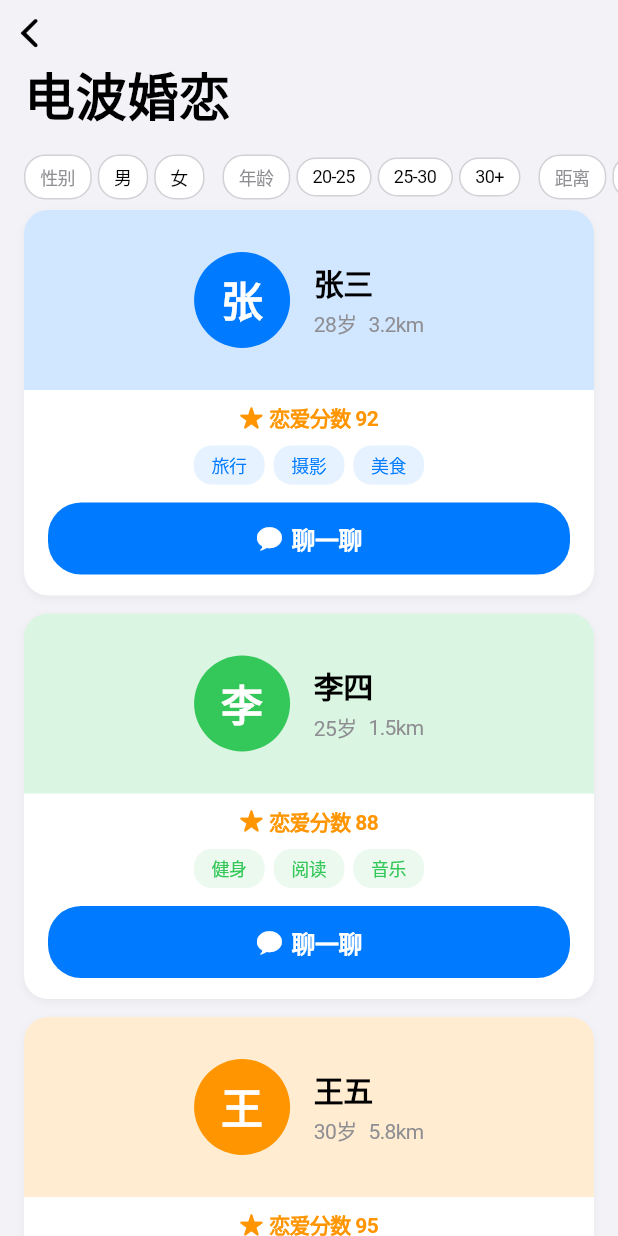
After one commit to mrxiayi2023-alt/dochatapp, a Flutter app: the DatingPage screen opened directly, on a phone screen of 412 x 824 dp. The commit adds this screen. Run offline on Flutter 3.47's test engine with Material 3 defaults, Android fonts, the phone set to English and light mode, and no system bars; our stand-ins replace dio, flutter_riverpod, shared_preferences; missing offline and left inert: flutter_webrtc, tencent_cloud_chat_sdk; accounts and stored records are empty.

Commit message:
新增电波婚恋模块：用户卡片+筛选+详情页+恋爱分数

```diff
--- /dev/null
+++ b/lib/pages/dating_page.dart
@@ -0,0 +1,277 @@
+import 'package:flutter/cupertino.dart';
+import 'dating_profile_page.dart';
+
+class DatingUser {
+  final String name;
+  final int age;
+  final double distance;
+  final int score;
+  final List<String> tags;
+  final String intro;
+  final Color color;
+
+  const DatingUser({
+    required this.name,
+    required this.age,
+    required this.distance,
+    required this.score,
+    required this.tags,
+    required this.intro,
+    required this.color,
+  });
+
+  String get initial => name.characters.first;
+}
+
+const _demoUsers = [
+  DatingUser(name: '张三', age: 28, distance: 3.2, score: 92, tags: ['旅行', '摄影', '美食'], intro: '热爱生活，喜欢探索世界。希望找到志同道合的你，一起看遍世间美景。', color: CupertinoColors.systemBlue),
+  DatingUser(name: '李四', age: 25, distance: 1.5, score: 88, tags: ['健身', '阅读', '音乐'], intro: '每天坚持健身，闲暇时喜欢读书听音乐。期待遇见有趣的灵魂。', color: CupertinoColors.systemGreen),
+  DatingUser(name: '王五', age: 30, distance: 5.8, score: 95, tags: ['户外', '登山', '露营'], intro: '户外运动爱好者，攀登过十座雪山。希望找到同样热爱自然的你。', color: CupertinoColors.systemOrange),
+  DatingUser(name: '赵六', age: 26, distance: 2.1, score: 85, tags: ['电影', '美食', '宠物'], intro: '有一只可爱的金毛，周末喜欢看电影和探店。期待与你分享快乐。', color: CupertinoColors.systemPurple),
+  DatingUser(name: '钱七', age: 29, distance: 4.3, score: 90, tags: ['运动', '游泳', '篮球'], intro: '运动达人，每周三次健身两次游泳。希望找到一起运动的伙伴。', color: CupertinoColors.systemPink),
+  DatingUser(name: '孙八', age: 27, distance: 6.7, score: 87, tags: ['旅行', '画画', '瑜伽'], intro: '文艺青年一枚，喜欢画画和瑜伽。旅行是生活中不可或缺的部分。', color: CupertinoColors.systemTeal),
+];
+
+class DatingPage extends StatefulWidget {
+  const DatingPage({super.key});
+  @override
+  State<DatingPage> createState() => _DatingPageState();
+}
+
+class _DatingPageState extends State<DatingPage> {
+  String _selectedGender = '';
+  String _selectedAge = '';
+  String _selectedDistance = '';
+
+  List<DatingUser> get _filtered {
+    var list = _demoUsers;
+    if (_selectedAge == '20-25') list = list.where((u) => u.age >= 20 && u.age <= 25).toList();
+    if (_selectedAge == '25-30') list = list.where((u) => u.age > 25 && u.age <= 30).toList();
+    if (_selectedAge == '30+') list = list.where((u) => u.age > 30).toList();
+    if (_selectedDistance == '1km内') list = list.where((u) => u.distance <= 1).toList();
+    if (_selectedDistance == '3km内') list = list.where((u) => u.distance <= 3).toList();
+    if (_selectedDistance == '5km内') list = list.where((u) => u.distance <= 5).toList();
+    if (_selectedDistance == '不限') {}
+    return list;
+  }
+
+  @override
+  Widget build(BuildContext context) {
+    return CupertinoPageScaffold(
+      backgroundColor: const Color(0xFFF2F2F7),
+      child: CustomScrollView(
+        slivers: [
+          CupertinoSliverNavigationBar(
+            largeTitle: const Text('电波婚恋'),
+          ),
+          SliverToBoxAdapter(child: _buildFilterBar()),
+          SliverList(
+            delegate: SliverChildBuilderDelegate(
+              (context, index) => _buildUserCard(_filtered[index]),
+              childCount: _filtered.length,
+            ),
+          ),
+          const SliverToBoxAdapter(child: SizedBox(height: 20)),
+        ],
+      ),
+    );
+  }
+
+  Widget _buildFilterBar() {
+    final genders = ['', '男', '女'];
+    final ages = ['', '20-25', '25-30', '30+'];
+    final distances = ['', '1km内', '3km内', '5km内', '不限'];
+    return SizedBox(
+      height: 44,
+      child: ListView(
+        scrollDirection: Axis.horizontal,
+        padding: const EdgeInsets.symmetric(horizontal: 16),
+        children: [
+          _buildChipGroup('性别', genders, _selectedGender, (v) => setState(() => _selectedGender = v)),
+          const SizedBox(width: 8),
+          _buildChipGroup('年龄', ages, _selectedAge, (v) => setState(() => _selectedAge = v)),
+          const SizedBox(width: 8),
+          _buildChipGroup('距离', distances, _selectedDistance, (v) => setState(() => _selectedDistance = v)),
+        ],
+      ),
+    );
+  }
+
+  Widget _buildChipGroup(String label, List<String> options, String selected, ValueChanged<String> onSelect) {
+    return Row(
+      mainAxisSize: MainAxisSize.min,
+      children: [
+        Container(
+          padding: const EdgeInsets.symmetric(horizontal: 10, vertical: 5),
+          decoration: BoxDecoration(
+            color: CupertinoColors.white,
+            borderRadius: BorderRadius.circular(14),
+            border: Border.all(color: CupertinoColors.systemGrey4),
+          ),
+          child: Text(label, style: const TextStyle(fontSize: 12, color: CupertinoColors.systemGrey)),
+        ),
+        const SizedBox(width: 4),
+        ...options.where((o) => o.isNotEmpty).map((o) => Padding(
+          padding: const EdgeInsets.only(right: 4),
+          child: GestureDetector(
+            onTap: () => onSelect(selected == o ? '' : o),
+            child: Container(
+              padding: const EdgeInsets.symmetric(horizontal: 10, vertical: 5),
+              decoration: BoxDecoration(
+                color: selected == o ? CupertinoColors.activeBlue : CupertinoColors.white,
+                borderRadius: BorderRadius.circular(14),
+                border: Border.all(
+                  color: selected == o ? CupertinoColors.activeBlue : CupertinoColors.systemGrey4,
+                ),
+              ),
+              child: Text(
+                o,
+                style: TextStyle(
+                  fontSize: 12,
+                  color: selected == o ? CupertinoColors.white : CupertinoColors.black,
+                ),
+              ),
+            ),
+          ),
+        )),
+      ],
+    );
+  }
+
+  Widget _buildUserCard(DatingUser user) {
+    return GestureDetector(
+      onTap: () => Navigator.of(context).push(
+        CupertinoPageRoute(builder: (_) => DatingProfilePage(user: user)),
+      ),
+      child: Container(
+        margin: const EdgeInsets.fromLTRB(16, 0, 16, 12),
+        decoration: BoxDecoration(
+          color: CupertinoColors.white,
+          borderRadius: BorderRadius.circular(16),
+          boxShadow: [
+            BoxShadow(
+              color: CupertinoColors.systemGrey4.withValues(alpha: 0.35),
+              blurRadius: 4,
+              offset: const Offset(0, 2),
+            ),
+          ],
+        ),
+        child: Column(
+          children: [
+            // Avatar area
+            Container(
+              height: 120,
+              decoration: BoxDecoration(
+                color: user.color.withValues(alpha: 0.18),
+                borderRadius: const BorderRadius.vertical(top: Radius.circular(16)),
+              ),
+              alignment: Alignment.center,
+              child: Row(
+                mainAxisAlignment: MainAxisAlignment.center,
+                children: [
+                  Container(
+                    width: 64,
+                    height: 64,
+                    decoration: BoxDecoration(
+                      color: user.color,
+                      shape: BoxShape.circle,
+                    ),
+                    alignment: Alignment.center,
+                    child: Text(
+                      user.initial,
+                      style: const TextStyle(color: CupertinoColors.white, fontSize: 28, fontWeight: FontWeight.w700),
+                    ),
+                  ),
+                  const SizedBox(width: 16),
+                  Column(
+                    mainAxisSize: MainAxisSize.min,
+                    crossAxisAlignment: CrossAxisAlignment.start,
+                    children: [
+                      Text(user.name, style: const TextStyle(fontSize: 20, fontWeight: FontWeight.w700)),
+                      const SizedBox(height: 2),
+                      Row(
+                        children: [
+                          Text('${user.age}岁', style: const TextStyle(fontSize: 14, color: CupertinoColors.systemGrey)),
+                          const SizedBox(width: 8),
+                          Text('${user.distance}km', style: const TextStyle(fontSize: 14, color: CupertinoColors.systemGrey)),
+                        ],
+                      ),
+                    ],
+                  ),
+                ],
+              ),
+            ),
+            // Score
+            Padding(
+              padding: const EdgeInsets.symmetric(horizontal: 16, vertical: 8),
+              child: Row(
+                mainAxisAlignment: MainAxisAlignment.center,
+                children: [
+                  const Icon(CupertinoIcons.star_fill, size: 16, color: CupertinoColors.systemOrange),
+                  const SizedBox(width: 4),
+                  Text(
+                    '恋爱分数 ${user.score}',
+                    style: const TextStyle(fontSize: 14, fontWeight: FontWeight.w600, color: CupertinoColors.systemOrange),
+                  ),
+                ],
+              ),
+            ),
+            // Tags
+            Padding(
+              padding: const EdgeInsets.fromLTRB(16, 0, 16, 4),
+              child: Wrap(
+                spacing: 6,
+                runSpacing: 4,
+                alignment: WrapAlignment.center,
+                children: user.tags.map((tag) => Container(
+                  padding: const EdgeInsets.symmetric(horizontal: 12, vertical: 4),
+                  decoration: BoxDecoration(
+                    color: user.color.withValues(alpha: 0.1),
+                    borderRadius: BorderRadius.circular(12),
+                  ),
+                  child: Text(tag, style: TextStyle(fontSize: 12, color: user.color, fontWeight: FontWeight.w500)),
+                )).toList(),
+              ),
+            ),
+            // Chat button
+            Padding(
+              padding: const EdgeInsets.fromLTRB(16, 8, 16, 14),
+              child: SizedBox(
+                width: double.infinity,
+                child: CupertinoButton(
+                  onPressed: () {
+                    showCupertinoDialog(
+                      context: context,
+                      builder: (ctx) => CupertinoAlertDialog(
+                        title: const Text('聊一聊'),
+                        content: Text('即将与${user.name}发起聊天'),
+                        actions: [
+                          CupertinoDialogAction(
+                            child: const Text('确定'),
+                            onPressed: () => Navigator.of(ctx).pop(),
+                          ),
+                        ],
+                      ),
+                    );
+                  },
+                  borderRadius: const BorderRadius.all(Radius.circular(22)),
+                  color: CupertinoColors.activeBlue,
+                  pressedOpacity: 0.7,
+                  padding: const EdgeInsets.symmetric(vertical: 12),
+                  child: const Row(
+                    mainAxisAlignment: MainAxisAlignment.center,
+                    children: [
+                      Icon(CupertinoIcons.chat_bubble_fill, size: 18, color: CupertinoColors.white),
+                      SizedBox(width: 6),
+                      Text('聊一聊', style: TextStyle(fontSize: 16, fontWeight: FontWeight.w600, color: CupertinoColors.white)),
+                    ],
+                  ),
+                ),
+              ),
+            ),
+          ],
+        ),
+      ),
+    );
+  }
+}
--- a/lib/pages/services_page.dart
+++ b/lib/pages/services_page.dart
@@ -1,6 +1,7 @@
 import 'package:flutter/cupertino.dart';
 import 'escrow_page.dart';
 import 'housing_page.dart';
+import 'dating_page.dart';
 
 // ---------------------------------------------------------------------------
 // Data Models
@@ -57,6 +58,10 @@ class ServicesPage extends StatelessWidget {
       case '电邮找房':
         return () => Navigator.of(context).push(
               CupertinoPageRoute(builder: (_) => const HousingPage()),
+            );
+      case '电邮婚恋':
+        return () => Navigator.of(context).push(
+              CupertinoPageRoute(builder: (_) => const DatingPage()),
             );
       default:
         return null; // falls back to "即将上线" dialog
```
Also changed, not shown: lib/pages/dating_profile_page.dart (added, +165 -0 lines).
